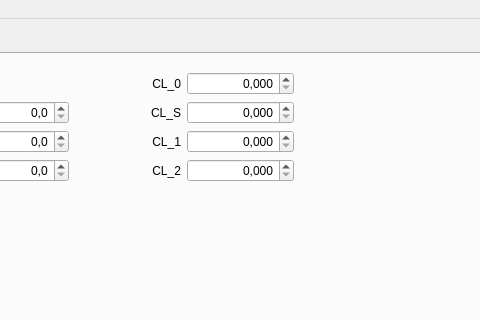
marek-cel/mscsim-tools, file mscsim-aero/src/gui/MainWindow.ui: the form before one commit; both pictures show x 180 to 660 and y 0 to 320 of the 972 by 617 pixel window.
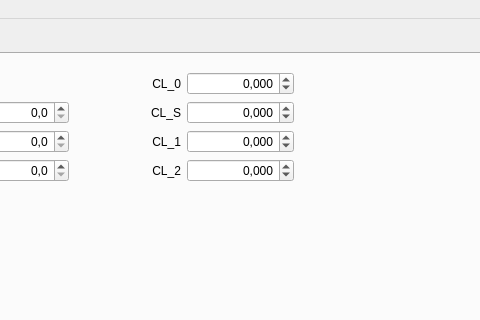
The form after the commit. The open tabs and pages were chosen to show the change. Custom widgets are drawn as their Qt base class.

Patch:
```diff
--- a/mscsim-aero/src/gui/MainWindow.ui
+++ b/mscsim-aero/src/gui/MainWindow.ui
@@ -359,6 +359,9 @@
              <property name="decimals">
               <number>3</number>
              </property>
+             <property name="minimum">
+              <double>-99.989999999999995</double>
+             </property>
             </widget>
            </item>
            <item row="2" column="1">
@@ -408,6 +411,9 @@
              <property name="decimals">
               <number>3</number>
              </property>
+             <property name="minimum">
+              <double>-99.989999999999995</double>
+             </property>
             </widget>
            </item>
            <item row="4" column="2">
@@ -525,6 +531,9 @@
              <property name="decimals">
               <number>3</number>
              </property>
+             <property name="minimum">
+              <double>-99.989999999999995</double>
+             </property>
             </widget>
            </item>
            <item row="4" column="3">
@@ -535,6 +544,9 @@
              <property name="decimals">
               <number>3</number>
              </property>
+             <property name="minimum">
+              <double>-99.989999999999995</double>
+             </property>
             </widget>
            </item>
            <item row="5" column="0" colspan="4">
```
